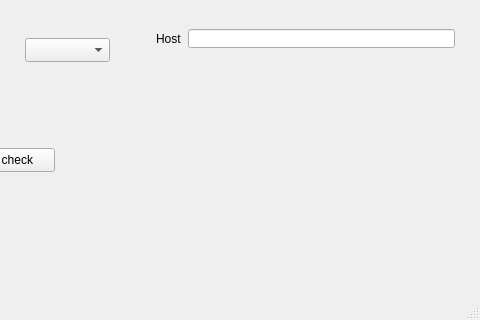
First picture: the form in qupdownio-ui/mainwindow.ui, repository arnauddupuis/qupdown.io, before the edit; both pictures show x 215 to 695 and y 229 to 549 of the 695 by 549 pixel window.
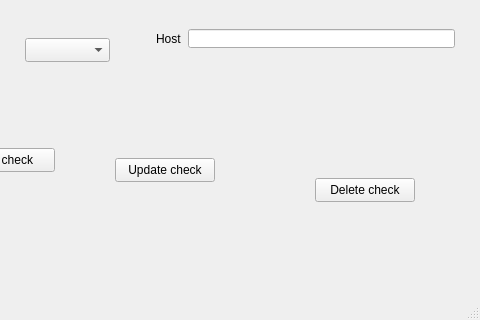
Second picture: the form after the edit. Icons and pictures are not drawn.

Commit message: Fix all methods ! - addCheck now works correctly - updateCheck also works correctly - deleteCheck as well - update the "UI" to test all those features.

```diff
--- a/qupdownio-ui/mainwindow.ui
+++ b/qupdownio-ui/mainwindow.ui
@@ -248,6 +248,32 @@
      <string>Add check</string>
     </property>
    </widget>
+   <widget class="QPushButton" name="updateCheckPushButton">
+    <property name="geometry">
+     <rect>
+      <x>330</x>
+      <y>370</y>
+      <width>100</width>
+      <height>24</height>
+     </rect>
+    </property>
+    <property name="text">
+     <string>Update check</string>
+    </property>
+   </widget>
+   <widget class="QPushButton" name="deleteCheckPushButton">
+    <property name="geometry">
+     <rect>
+      <x>530</x>
+      <y>390</y>
+      <width>100</width>
+      <height>24</height>
+     </rect>
+    </property>
+    <property name="text">
+     <string>Delete check</string>
+    </property>
+   </widget>
   </widget>
   <widget class="QMenuBar" name="menuBar">
    <property name="geometry">
```
The commit also changes 3 other files.
